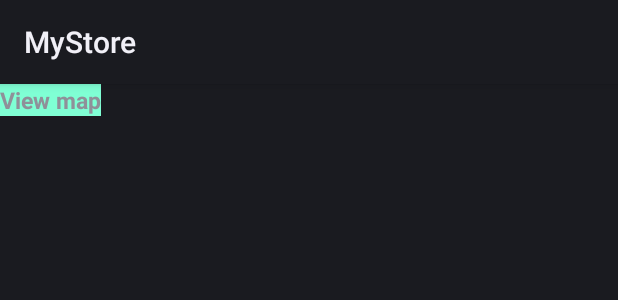
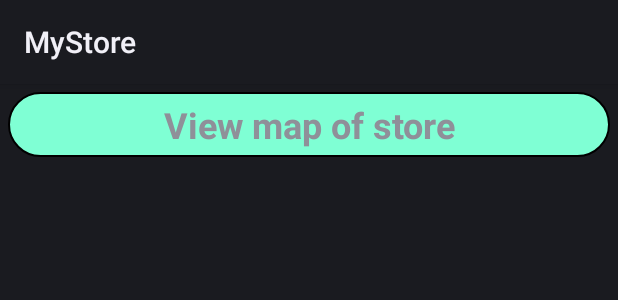
Before and after one commit to triminh12042002/MyStore, an Android app: the layout activity_main.xml on its own in the app's theme, with its tools: preview values and no code run, on a phone screen of 412 x 824 dp. Shown: the top 300 px of the screen. Run offline under Robolectric (Android 15) with nearby library versions, the phone set to English and light mode, and no system bars.

Commit message:
fixUI_CheckCart

```diff
--- a/app/src/main/java/com/example/mystore/MapsActivity.java
+++ b/app/src/main/java/com/example/mystore/MapsActivity.java
@@ -40,6 +40,7 @@ public class MapsActivity extends AppCompatActivity implements
         assert actionBar != null;
         actionBar.setTitle("Map view of Store");
         actionBar.setDisplayHomeAsUpEnabled(true);
+
 //        actionBar.setHomeButtonEnabled(true);
 
         // Obtain the SupportMapFragment and get notified when the map is ready to be used.
@@ -86,6 +87,7 @@ public class MapsActivity extends AppCompatActivity implements
             LatLng location = new LatLng(Double.parseDouble(latlng[0]), Double.parseDouble(latlng[1]));
             marker = mMap.addMarker(new MarkerOptions().position(location).title(String.valueOf(storeModelList.get(i).getName())));
             marker.setTag(storeModelList.get(i));
+            marker.showInfoWindow();
         }
 
     }
--- a/app/src/main/java/com/example/mystore/StoreItemsActivity.java
+++ b/app/src/main/java/com/example/mystore/StoreItemsActivity.java
@@ -48,8 +48,8 @@ public class StoreItemsActivity extends AppCompatActivity implements ItemListAda
         viewCartButton.setOnClickListener(new View.OnClickListener() {
             @Override
             public void onClick(View v) {
-                if(itemInCartList != null && itemInCartList.size() <= 0){
-                    Toast.makeText(StoreItemsActivity.this, "please add some items to cart", Toast.LENGTH_SHORT);
+                if(itemInCartList == null || itemInCartList.size() <= 0){
+                    Toast.makeText(StoreItemsActivity.this, "please add some items to cart", Toast.LENGTH_LONG);
                     return;
                 }
                 storeModel.setItems(itemInCartList);
--- a/app/src/main/res/drawable/button_bg.xml
+++ b/app/src/main/res/drawable/button_bg.xml
@@ -1,5 +1,7 @@
 <?xml version="1.0" encoding="utf-8"?>
 <shape xmlns:android="http://schemas.android.com/apk/res/android"
     android:shape="rectangle">
+    <corners android:radius="40dp"/>
     <solid android:color="#7fffd4"/>
+    <stroke android:width="1dp" android:color="#000000"/>
 </shape>
--- a/app/src/main/res/layout/activity_main.xml
+++ b/app/src/main/res/layout/activity_main.xml
@@ -8,22 +8,25 @@
 
     <TextView
         android:id="@+id/viewMapButton"
-        android:layout_width="wrap_content"
+        android:layout_width="match_parent"
         android:layout_height="wrap_content"
-        android:text="View map"
+        android:text="View map of store"
         app:layout_constraintStart_toStartOf="parent"
         app:layout_constraintTop_toTopOf="parent"
         android:gravity="center"
         android:background="@drawable/button_bg"
         android:textStyle="bold"
-        android:textSize="15dp"
+        android:textSize="24dp"
+        android:padding="5dp"
+        android:layout_margin="5dp"
         />
 
     <androidx.recyclerview.widget.RecyclerView
         android:id="@+id/recyclerView"
         android:layout_width="match_parent"
         android:layout_height="wrap_content"
-        android:layout_marginStart="8dp"
+        android:layout_marginStart="10dp"
+        android:layout_margin="8dp"
         android:background="#e6e6fa"
         app:layout_constraintStart_toStartOf="parent"
         app:layout_constraintTop_toBottomOf="@id/viewMapButton" />
```
Also changed, not shown: app/src/main/res/layout/item_recycler_row.xml (+6 -3 lines).
